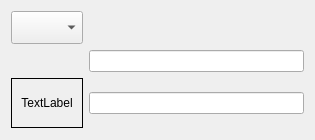
First picture: the form in uis/form.ui, repository mainster/WorktimeManager, before the edit.
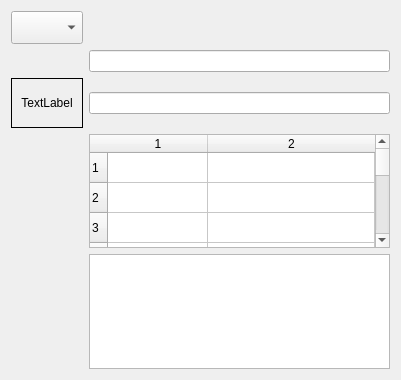
Second picture: the form after the edit.

Patch:
```diff
--- a/uis/form.ui
+++ b/uis/form.ui
@@ -9,8 +9,8 @@
    <rect>
     <x>0</x>
     <y>0</y>
-    <width>315</width>
-    <height>140</height>
+    <width>401</width>
+    <height>380</height>
    </rect>
   </property>
   <property name="sizePolicy">
@@ -93,6 +93,41 @@
      </property>
     </widget>
    </item>
+   <item row="3" column="1">
+    <widget class="QTableWidget" name="tableWidget">
+     <property name="rowCount">
+      <number>11</number>
+     </property>
+     <property name="columnCount">
+      <number>2</number>
+     </property>
+     <attribute name="horizontalHeaderCascadingSectionResizes">
+      <bool>false</bool>
+     </attribute>
+     <attribute name="horizontalHeaderHighlightSections">
+      <bool>true</bool>
+     </attribute>
+     <attribute name="horizontalHeaderStretchLastSection">
+      <bool>true</bool>
+     </attribute>
+     <row/>
+     <row/>
+     <row/>
+     <row/>
+     <row/>
+     <row/>
+     <row/>
+     <row/>
+     <row/>
+     <row/>
+     <row/>
+     <column/>
+     <column/>
+    </widget>
+   </item>
+   <item row="4" column="1">
+    <widget class="QTableView" name="tableView"/>
+   </item>
   </layout>
  </widget>
  <resources/>
```
